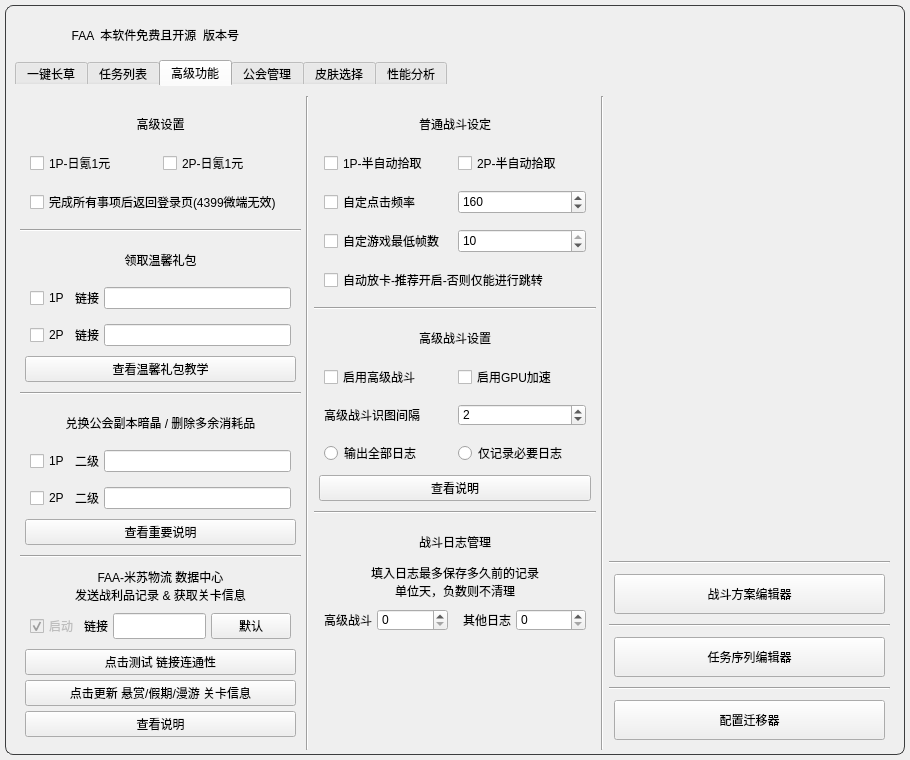
This is resource/ui/FAA_3.0.ui in StareAbyss/FoodsVsMiceAutoAssistant as Qt 5 draws it before an edit. The edited form follows.
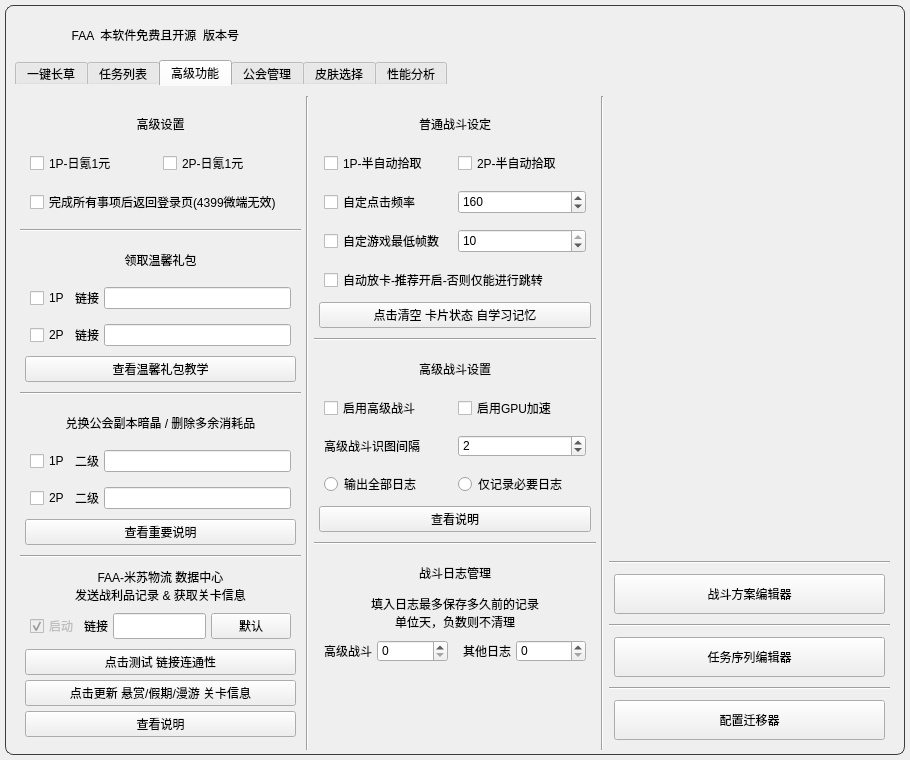
This is the edited form. The open tabs and pages were chosen to show the change. Icons and pictures are not drawn. Custom widgets are drawn as their Qt base class.

Commit message: feat: 新增UI, 允许用户清除FAA卡片状态自学习记忆.

The edit to the form file:
```diff
--- a/resource/ui/FAA_3.0.ui
+++ b/resource/ui/FAA_3.0.ui
@@ -9396,7 +9396,7 @@
               <number>5</number>
              </property>
              <item>
-              <layout class="QVBoxLayout" name="Lay_AdvancedSettings_5" stretch="1,0,0,0,0">
+              <layout class="QVBoxLayout" name="Lay_NormalBattleSettings" stretch="1,0,0,0,0,0">
                <property name="spacing">
                 <number>5</number>
                </property>
@@ -9733,6 +9733,36 @@
                  </item>
                 </layout>
                </item>
+               <item>
+                <widget class="QPushButton" name="Btn_ResetCardStatusMemory">
+                 <property name="sizePolicy">
+                  <sizepolicy hsizetype="Expanding" vsizetype="Expanding">
+                   <horstretch>0</horstretch>
+                   <verstretch>0</verstretch>
+                  </sizepolicy>
+                 </property>
+                 <property name="minimumSize">
+                  <size>
+                   <width>0</width>
+                   <height>0</height>
+                  </size>
+                 </property>
+                 <property name="maximumSize">
+                  <size>
+                   <width>16777215</width>
+                   <height>100</height>
+                  </size>
+                 </property>
+                 <property name="toolTip">
+                  <string>在极其罕见情况下, 极其卡顿的电脑会造成自学习的错乱.
+表现为放卡错乱失效, 卡死在某个放卡步骤.
+ 点击确定后, 将初始化其记忆, 重新开始学习.</string>
+                 </property>
+                 <property name="text">
+                  <string>点击清空 卡片状态 自学习记忆</string>
+                 </property>
+                </widget>
+               </item>
               </layout>
              </item>
              <item>
```
Left out of the diff: 8 changed lines with no effect on the pictures. The commit also changes 1 other file.
